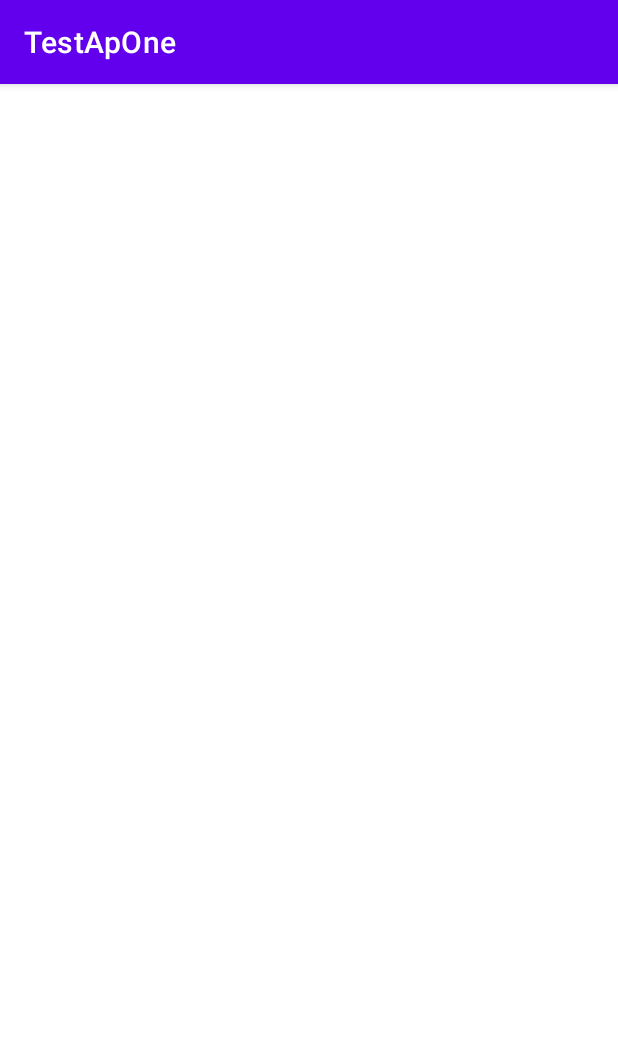
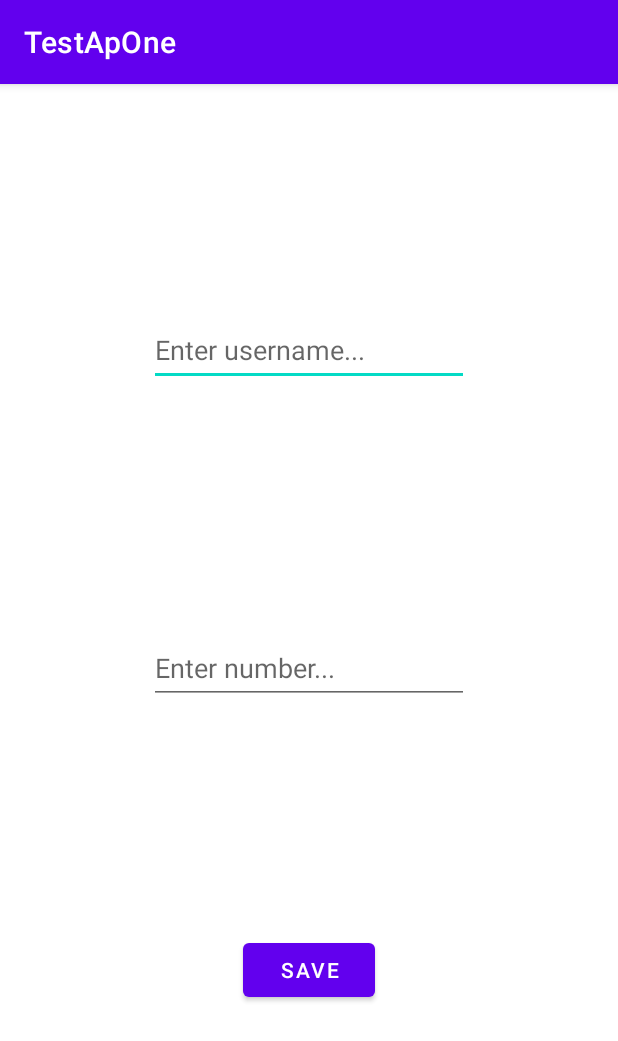
Before and after one commit to WorkWithAfridi/AndroidKotlinBootcamp-1, an Android app: the screen it shows after launch (MainActivity), on a phone screen of 412 x 824 dp. Shown: the top 1041 px of the screen. Run offline under Robolectric (Android 15) with nearby library versions, the phone set to English and light mode, and no system bars.

Commit message:
Shared Pref module done

```diff
--- a/app/src/main/java/com/example/testapone/MainActivity.kt
+++ b/app/src/main/java/com/example/testapone/MainActivity.kt
@@ -1,12 +1,53 @@
 package com.example.testapone
 
+import android.content.SharedPreferences
 import android.os.Bundle
+import android.widget.Button
+import android.widget.EditText
 import androidx.appcompat.app.AppCompatActivity
 
 class MainActivity : AppCompatActivity() {
+
+    private lateinit var userNameTF: EditText
+    private lateinit var numberTF: EditText
+    private lateinit var saveBTN: Button
+
+    private lateinit var sharedPref:SharedPreferences
+    private lateinit var editor:SharedPreferences.Editor
+
     override fun onCreate(savedInstanceState: Bundle?) {
         super.onCreate(savedInstanceState)
         setContentView(R.layout.activity_main)
+        userNameTF = findViewById<EditText>(R.id.userNameTF)
+        numberTF = findViewById<EditText>(R.id.numberTF)
+        saveBTN = findViewById<Button>(R.id.saveBTN)
+
+        sharedPref = getSharedPreferences("my_sharedPref", MODE_PRIVATE,)
+        editor=sharedPref.edit()
+    }
+
+    override fun onPause() {
+        super.onPause()
+        val name = userNameTF.text.toString()
+        val number = numberTF.text.toString().toInt()
+        editor.apply{
+            putString("sf_name", name)
+            putInt("sf_number", number)
+            commit()
+        }
+    }
+
+    override fun onResume() {
+        super.onResume()
+        val name = sharedPref.getString("sf_name", null)
+        val number = sharedPref.getInt("sf_number", 0)
+
+        userNameTF.setText(name)
+        if(number!=0){
+            numberTF.setText(number.toString())
+        }else{
+            numberTF.setText("")
+        }
     }
 }
 
--- a/app/src/main/res/layout/activity_main.xml
+++ b/app/src/main/res/layout/activity_main.xml
@@ -4,4 +4,49 @@
     xmlns:tools="http://schemas.android.com/tools"
     android:layout_width="match_parent"
     android:layout_height="match_parent"
-    tools:context=".MainActivity"/>
+    tools:context=".MainActivity">
+
+    <EditText
+        android:id="@+id/userNameTF"
+        android:layout_width="wrap_content"
+        android:layout_height="wrap_content"
+        android:ems="10"
+        android:hint="Enter username..."
+        android:inputType="textPersonName"
+        android:minHeight="48dp"
+        app:layout_constraintBottom_toTopOf="@+id/numberTF"
+        app:layout_constraintEnd_toEndOf="parent"
+        app:layout_constraintHorizontal_bias="0.5"
+        app:layout_constraintStart_toStartOf="parent"
+        app:layout_constraintTop_toTopOf="parent"
+        app:layout_constraintVertical_bias="0.389" />
+
+    <EditText
+        android:id="@+id/numberTF"
+        android:layout_width="wrap_content"
+        android:layout_height="wrap_content"
+        android:layout_marginTop="10dp"
+        android:ems="10"
+        android:hint="Enter number..."
+        android:inputType="number"
+        android:minHeight="48dp"
+        app:layout_constraintBottom_toTopOf="@+id/saveBTN"
+        app:layout_constraintEnd_toEndOf="parent"
+        app:layout_constraintHorizontal_bias="0.5"
+        app:layout_constraintStart_toStartOf="parent"
+        app:layout_constraintTop_toBottomOf="@+id/userNameTF"
+        app:layout_constraintVertical_bias="0.026" />
+
+    <Button
+        android:id="@+id/saveBTN"
+        android:layout_width="wrap_content"
+        android:layout_height="wrap_content"
+        android:text="@string/save"
+        app:layout_constraintBottom_toBottomOf="parent"
+        app:layout_constraintEnd_toEndOf="parent"
+        app:layout_constraintHorizontal_bias="0.5"
+        app:layout_constraintStart_toStartOf="parent"
+        app:layout_constraintTop_toBottomOf="@+id/numberTF"
+        app:layout_constraintVertical_bias="0.051" />
+
+</androidx.constraintlayout.widget.ConstraintLayout>
--- a/app/src/main/res/values/strings.xml
+++ b/app/src/main/res/values/strings.xml
@@ -1,3 +1,4 @@
 <resources>
     <string name="app_name">TestApOne</string>
+    <string name="save">Save</string>
 </resources>
```
